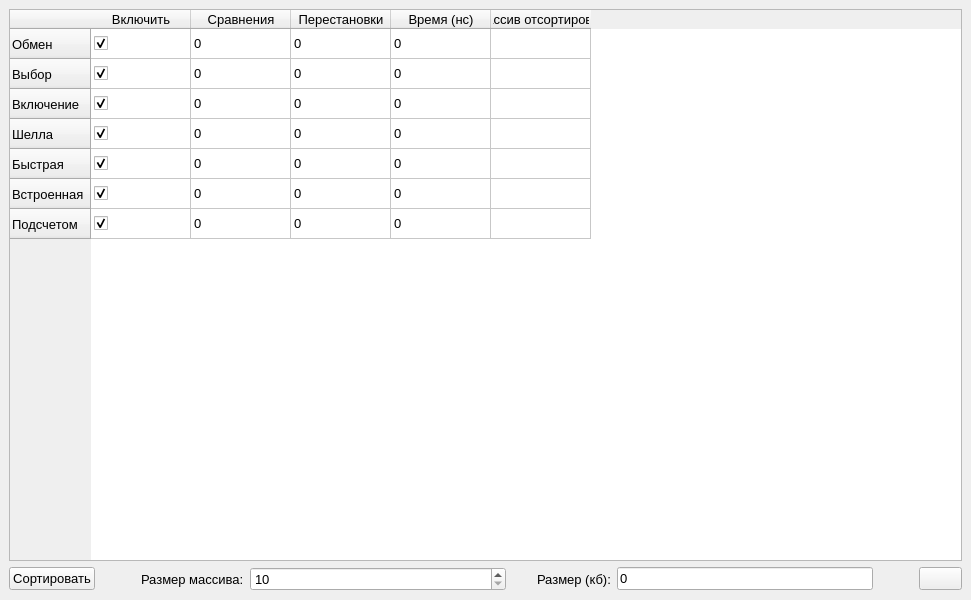
This is ui/ui/Main.ui in AquaUseful/structalg_sorts as Qt 5 draws it before an edit. The edited form follows.
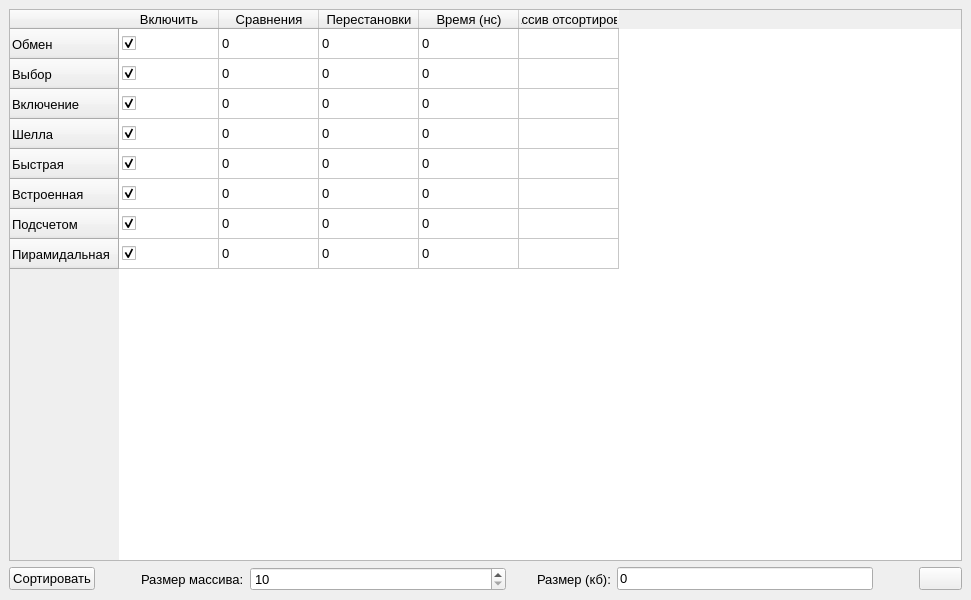
This is the edited form. Icons and pictures are not drawn.

The edit to the form file:
```diff
--- a/ui/ui/Main.ui
+++ b/ui/ui/Main.ui
@@ -69,6 +69,11 @@
         <string>Подсчетом</string>
        </property>
       </row>
+      <row>
+       <property name="text">
+        <string>Пирамидальная</string>
+       </property>
+      </row>
       <column>
        <property name="text">
         <string>Включить</string>
@@ -416,6 +421,43 @@
         <set>ItemIsEnabled</set>
        </property>
       </item>
+      <item row="7" column="0">
+       <property name="text">
+        <string/>
+       </property>
+       <property name="checkState">
+        <enum>Checked</enum>
+       </property>
+       <property name="flags">
+        <set>ItemIsEditable|ItemIsUserCheckable|ItemIsEnabled</set>
+       </property>
+      </item>
+      <item row="7" column="1">
+       <property name="text">
+        <string>0</string>
+       </property>
+      </item>
+      <item row="7" column="2">
+       <property name="text">
+        <string>0</string>
+       </property>
+      </item>
+      <item row="7" column="3">
+       <property name="text">
+        <string>0</string>
+       </property>
+      </item>
+      <item row="7" column="4">
+       <property name="text">
+        <string/>
+       </property>
+       <property name="checkState">
+        <enum>Unchecked</enum>
+       </property>
+       <property name="flags">
+        <set>ItemIsEnabled</set>
+       </property>
+      </item>
      </widget>
     </item>
     <item>
```
